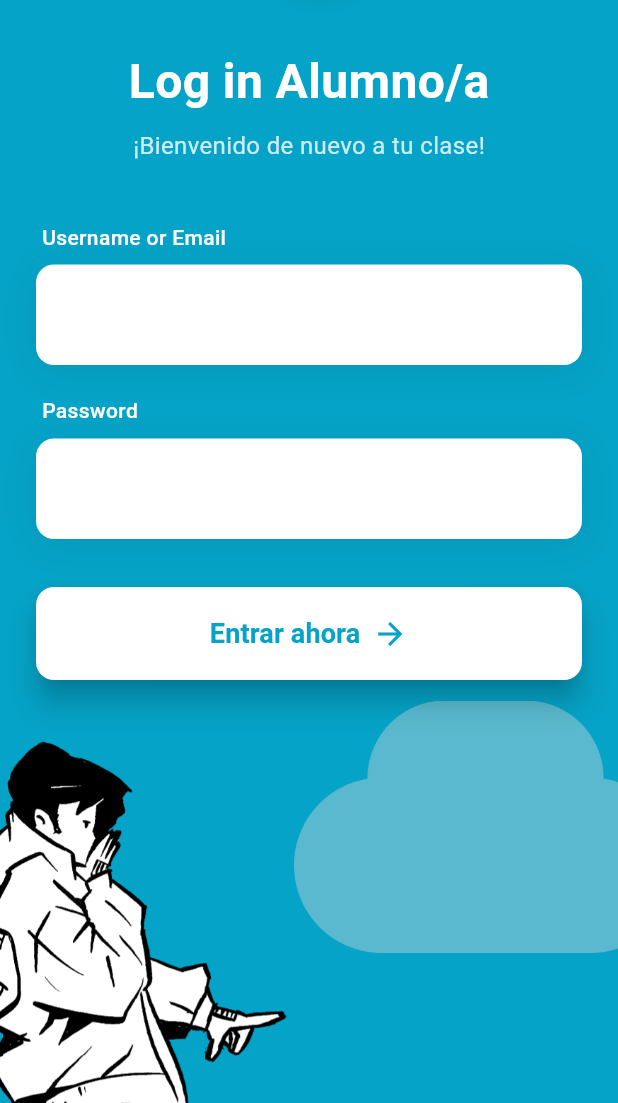
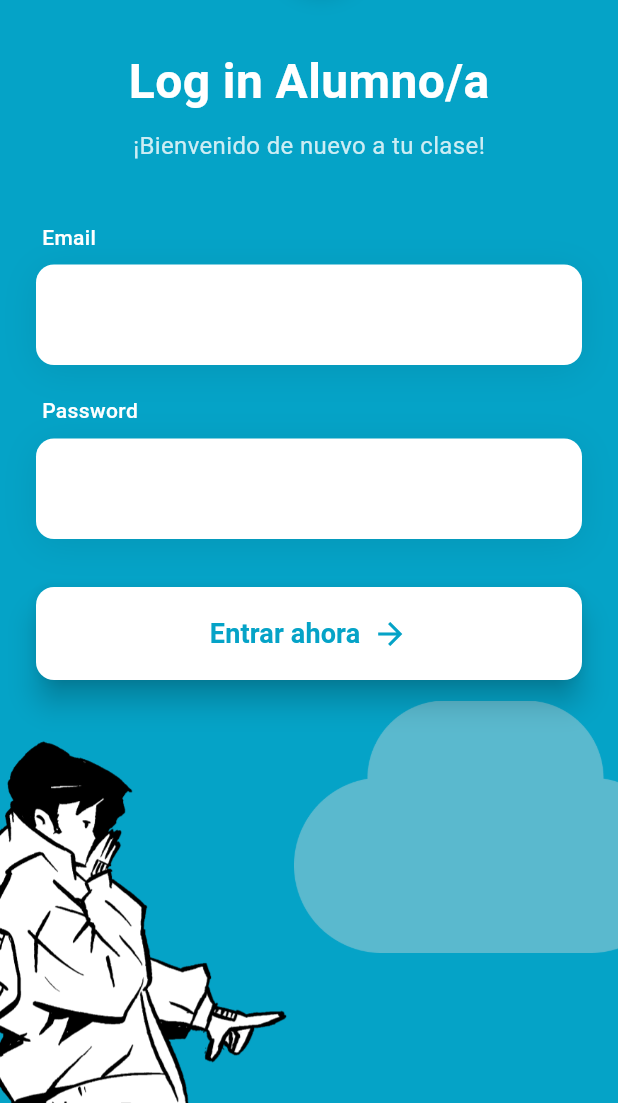
Before and after one commit to Alex-dev99/flutter_academia_alejandro, a Flutter app: the screen it shows after launch, after a tap on "SOY ALUMNO/A", on a phone screen of 412 x 824 dp, the part 133-1236 px from its top. Run offline on Flutter 3.47's test engine with Material 3 defaults, Android fonts, the phone set to English and light mode, and no system bars; our stand-ins replace equatable, flutter_bloc.

Commit message:
limpiado codigo

```diff
--- a/lib/blocs/auth/auth_state.dart
+++ b/lib/blocs/auth/auth_state.dart
@@ -14,7 +14,7 @@ class AuthLoading extends AuthState {}
 class AuthAuthenticated extends AuthState {
   final String username;
   final bool isTeacher;
-  final Map<String, dynamic>? usuario; // Información completa del usuario
+  final Map<String, dynamic>? usuario;
 
   const AuthAuthenticated({
     required this.username,
--- a/lib/screens/dashboard_alumno_screen.dart
+++ b/lib/screens/dashboard_alumno_screen.dart
@@ -29,7 +29,6 @@ class _DashboardAlumnoScreenState extends State<DashboardAlumnoScreen> {
   }
 
   Future<void> _cargarDatos() async {
-    // Obtener datos del alumno del BLoC
     final authState = context.read<AuthBloc>().state;
     if (authState is AuthAuthenticated && authState.usuario != null) {
       _idAlumno = authState.usuario!['id'].toString();
@@ -284,7 +283,7 @@ class _DashboardAlumnoScreenState extends State<DashboardAlumnoScreen> {
       ScaffoldMessenger.of(context).showSnackBar(
         const SnackBar(content: Text('Pago realizado con éxito'), backgroundColor: Colors.green),
       );
-      _cargarDatos(); // Recarga y quita _cargando automáticamente
+      _cargarDatos();
     } else {
       ScaffoldMessenger.of(context).showSnackBar(
         SnackBar(content: Text(result['message'] ?? 'Error al pagar'), backgroundColor: Colors.red),
--- a/lib/screens/login_alumno_screen.dart
+++ b/lib/screens/login_alumno_screen.dart
@@ -140,7 +140,7 @@ class _LoginAlumnoScreenState extends State<LoginAlumnoScreen> {
     return Column(
       children: [
         CampoTexto(
-          etiqueta: 'Username or Email',
+          etiqueta: 'Email',
           controlador: _usuarioController,
         ),
 
--- a/lib/services/api_service.dart
+++ b/lib/services/api_service.dart
@@ -3,20 +3,16 @@ import 'dart:convert';
 import 'dart:io' show Platform;
 
 class ApiService {
-  // Para Android emulator usa 10.0.2.2, para dispositivo físico o iOS usa localhost
-  // Si estás en PC desktop, usa 127.0.0.1
   static String get baseUrl {
     if (Platform.isAndroid) {
       return 'http://10.0.2.2/proyectoFinal/Alejandro-proyecto-web/backend/api';
     } else if (Platform.isIOS) {
       return 'http://127.0.0.1/proyectoFinal/Alejandro-proyecto-web/backend/api';
     } else {
-      // Windows, Linux, macOS
       return 'http://127.0.0.1/proyectoFinal/Alejandro-proyecto-web/backend/api';
     }
   }
 
-  // Login de alumno
   static Future<Map<String, dynamic>> loginAlumno({
     required String emailONombre,
     required String password,
```
